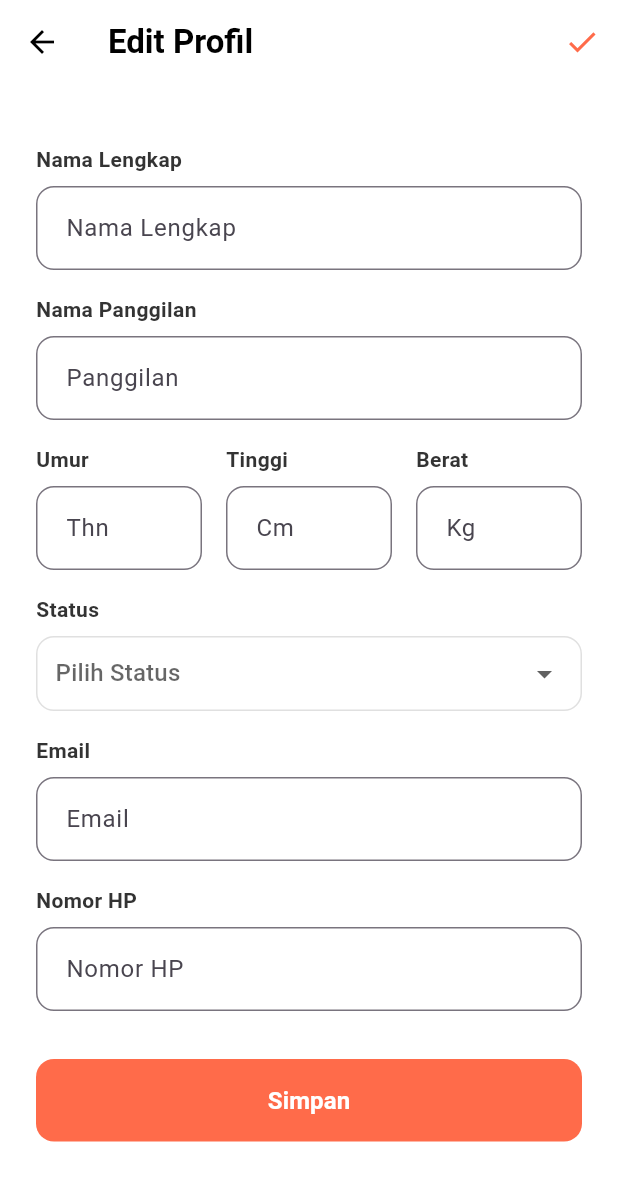
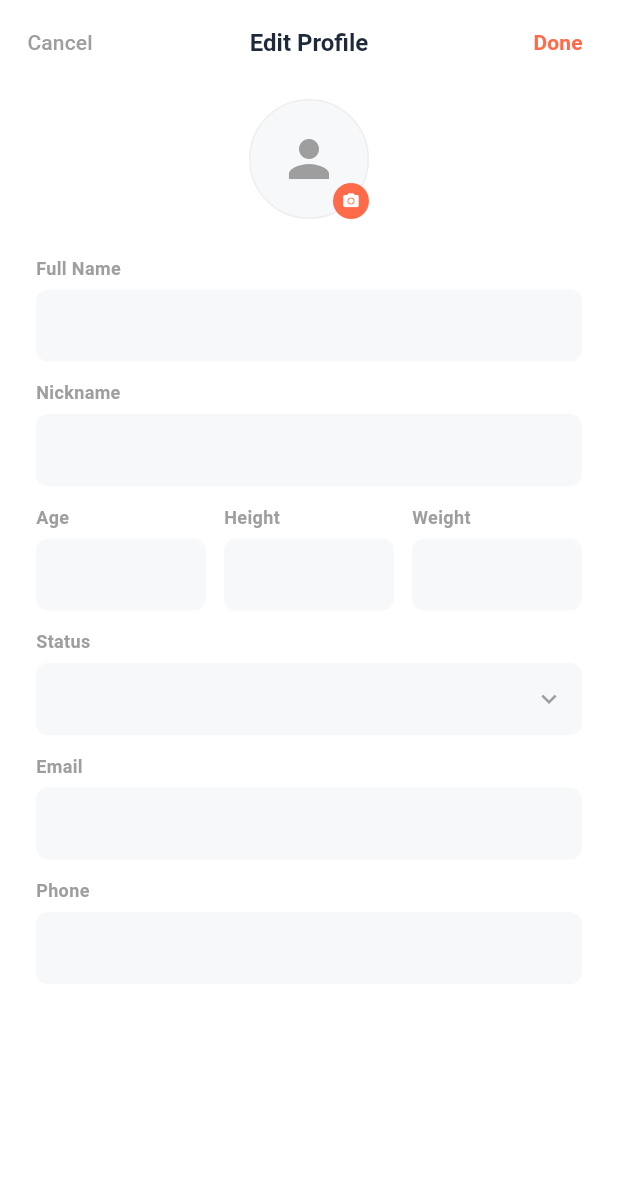
Before and after one commit to RezaMahendras/mealfatigue_app, a Flutter app: the EditProfilePage screen opened directly with empty values, on a phone screen of 412 x 824 dp. Shown: the top 1181 px of the screen. Run offline on Flutter 3.47's test engine with Material 3 defaults, Android fonts, the phone set to English and light mode, and no system bars; our stand-ins replace image_picker, sqflite; accounts and stored records are empty; statements that could not run were skipped.

Commit message:
update editprofile

```diff
--- a/lib/pages/profile/edit_profile_page.dart
+++ b/lib/pages/profile/edit_profile_page.dart
@@ -1,8 +1,15 @@
+import 'dart:io';
 import 'package:flutter/material.dart';
+import 'package:image_picker/image_picker.dart';
+
+// --- Definisi Warna Tema ---
+const Color primaryOrange = Color(0xFFFF6B4A);
+const Color darkNavy = Color(0xFF1E293B);
+const Color cardSurface = Color(0xFFF6F8FA);
 
 class EditProfilePage extends StatefulWidget {
-  // BAGIAN PENTING: Menerima kiriman data dari ProfilePage
-  final Map<String, String> currentData;
+  // [PERBAIKAN DI SINI] Ubah tipe data jadi dynamic agar cocok dengan ProfilePage
+  final Map<String, dynamic> currentData;
 
   const EditProfilePage({Key? key, required this.currentData}) : super(key: key);
 
@@ -13,7 +20,6 @@ class EditProfilePage extends StatefulWidget {
 class _EditProfilePageState extends State<EditProfilePage> {
   final _formKey = GlobalKey<FormState>();
 
-  // Controller text
   late TextEditingController nameCtrl;
   late TextEditingController nicknameCtrl;
   late TextEditingController ageCtrl;
@@ -25,30 +31,47 @@ class _EditProfilePageState extends State<EditProfilePage> {
   String? selectedStatus;
   final List<String> statusOptions = ['Mahasiswa', 'Pekerja', 'Lainnya'];
 
+  File? _imageFile;
+
   @override
   void initState() {
     super.initState();
-    // ISI FORM SESUAI DATA YANG DIKIRIM DARI PROFIL
-    nameCtrl = TextEditingController(text: widget.currentData['fullName']);
-    nicknameCtrl = TextEditingController(text: widget.currentData['nickName']);
-    ageCtrl = TextEditingController(text: widget.currentData['age']);
-    heightCtrl = TextEditingController(text: widget.currentData['height']);
-    weightCtrl = TextEditingController(text: widget.currentData['weight']);
-    emailCtrl = TextEditingController(text: widget.currentData['email']);
-    phoneCtrl = TextEditingController(text: widget.currentData['phone']);
+    // [SAFETY] Gunakan .toString() untuk jaga-jaga jika data bukan String murni
+    nameCtrl = TextEditingController(text: widget.currentData['fullName']?.toString() ?? '');
+    nicknameCtrl = TextEditingController(text: widget.currentData['nickName']?.toString() ?? '');
+    ageCtrl = TextEditingController(text: widget.currentData['age']?.toString() ?? '');
+    heightCtrl = TextEditingController(text: widget.currentData['height']?.toString() ?? '');
+    weightCtrl = TextEditingController(text: widget.currentData['weight']?.toString() ?? '');
+    emailCtrl = TextEditingController(text: widget.currentData['email']?.toString() ?? '');
+    phoneCtrl = TextEditingController(text: widget.currentData['phone']?.toString() ?? '');
 
-    // Cek status dropdown
-    String? statusAwal = widget.currentData['status'];
-    if (statusOptions.contains(statusAwal)) {
+    String? statusAwal = widget.currentData['status']?.toString();
+    if (statusAwal != null && statusOptions.contains(statusAwal)) {
       selectedStatus = statusAwal;
     }
   }
 
-  // FUNGSI SIMPAN & KIRIM BALIK DATA
+  Future<void> _getFromGallery() async {
+    final ImagePicker picker = ImagePicker();
+    final XFile? pickedFile = await picker.pickImage(
+      source: ImageSource.gallery,
+      imageQuality: 50,
+    );
+
+    if (pickedFile != null) {
+      setState(() {
+        _imageFile = File(pickedFile.path);
+      });
+    }
+  }
+
   void _saveData() {
     if (_formKey.currentState!.validate()) {
-      // Bungkus data baru ke dalam Map
-      Map<String, String> newData = {
+      // Logic Path Gambar
+      String finalImagePath = _imageFile?.path ?? widget.currentData['profilePicturePath']?.toString() ?? '';
+
+      // Kirim data sebagai dynamic agar ProfilePage bisa menerimanya
+      Map<String, dynamic> newData = {
         'fullName': nameCtrl.text,
         'nickName': nicknameCtrl.text,
         'age': ageCtrl.text,
@@ -57,88 +80,116 @@ class _EditProfilePageState extends State<EditProfilePage> {
         'email': emailCtrl.text,
         'phone': phoneCtrl.text,
         'status': selectedStatus ?? 'Mahasiswa',
+        'profilePicturePath': finalImagePath,
       };
 
-      // KEMBALI KE PROFIL MEMBAWA DATA BARU
       Navigator.pop(context, newData);
 
       ScaffoldMessenger.of(context).showSnackBar(
-          const SnackBar(backgroundColor: Colors.green, content: Text('Profil Diperbarui'))
+          const SnackBar(backgroundColor: Colors.green, content: Text('Changes saved successfully'))
       );
     }
   }
 
   @override
   Widget build(BuildContext context) {
+    // Logic Tampilan Gambar
+    String? oldPath = widget.currentData['profilePicturePath']?.toString();
+    bool hasOldImage = oldPath != null && oldPath.isNotEmpty && File(oldPath).existsSync();
+
+    ImageProvider? displayImage;
+    if (_imageFile != null) {
+      displayImage = FileImage(_imageFile!);
+    } else if (hasOldImage) {
+      displayImage = FileImage(File(oldPath));
+    }
+
     return Scaffold(
       backgroundColor: Colors.white,
       appBar: AppBar(
-        title: const Text("Edit Profil", style: TextStyle(color: Colors.black, fontWeight: FontWeight.bold)),
         backgroundColor: Colors.white,
         elevation: 0,
-        iconTheme: const IconThemeData(color: Colors.black),
+        centerTitle: true,
+        title: const Text("Edit Profile", style: TextStyle(color: darkNavy, fontWeight: FontWeight.bold, fontSize: 16)),
+        leadingWidth: 80,
+        leading: TextButton(
+          onPressed: () => Navigator.pop(context),
+          child: const Text("Cancel", style: TextStyle(color: Colors.grey, fontSize: 14)),
+        ),
         actions: [
-          IconButton(
-              icon: const Icon(Icons.check, color: Color(0xFFFF6B4A)),
-              onPressed: _saveData // Tombol Centang
+          Padding(
+            padding: const EdgeInsets.only(right: 8.0),
+            child: TextButton(
+              onPressed: _saveData,
+              child: const Text("Done", style: TextStyle(color: primaryOrange, fontWeight: FontWeight.bold, fontSize: 14)),
+            ),
           )
         ],
       ),
       body: SingleChildScrollView(
-        padding: const EdgeInsets.all(24),
+        padding: const EdgeInsets.symmetric(horizontal: 24, vertical: 10),
         child: Form(
           key: _formKey,
           child: Column(
-            crossAxisAlignment: CrossAxisAlignment.start,
+            crossAxisAlignment: CrossAxisAlignment.center,
             children: [
-              _buildLabel("Nama Lengkap"),
-              _buildInput(nameCtrl, "Nama Lengkap"),
+              // --- FOTO PROFIL ---
+              GestureDetector(
+                onTap: _getFromGallery,
+                child: Stack(
+                  children: [
+                    Container(
+                      width: 80, height: 80,
+                      decoration: BoxDecoration(
+                        color: cardSurface,
+                        shape: BoxShape.circle,
+                        border: Border.all(color: Colors.grey.shade200),
+                        image: displayImage != null
+                            ? DecorationImage(image: displayImage, fit: BoxFit.cover)
+                            : null,
+                      ),
+                      child: displayImage == null
+                          ? const Icon(Icons.person, size: 40, color: Colors.grey)
+                          : null,
+                    ),
+                    Positioned(
+                      bottom: 0, right: 0,
+                      child: Container(
+                        padding: const EdgeInsets.all(6),
+                        decoration: const BoxDecoration(color: primaryOrange, shape: BoxShape.circle),
+                        child: const Icon(Icons.camera_alt, size: 12, color: Colors.white),
+                      ),
+                    )
+                  ],
+                ),
+              ),
+              const SizedBox(height: 24),
 
-              _buildLabel("Nama Panggilan"),
-              _buildInput(nicknameCtrl, "Panggilan"),
+              // --- FORM FIELDS ---
+              _buildCompactField("Full Name", nameCtrl),
+              const SizedBox(height: 12),
+              _buildCompactField("Nickname", nicknameCtrl),
+              const SizedBox(height: 12),
 
               Row(
                 children: [
-                  Expanded(child: Column(crossAxisAlignment: CrossAxisAlignment.start, children: [_buildLabel("Umur"), _buildInput(ageCtrl, "Thn", isNumber: true)])),
-                  const SizedBox(width: 16),
-                  Expanded(child: Column(crossAxisAlignment: CrossAxisAlignment.start, children: [_buildLabel("Tinggi"), _buildInput(heightCtrl, "Cm", isNumber: true)])),
-                  const SizedBox(width: 16),
-                  Expanded(child: Column(crossAxisAlignment: CrossAxisAlignment.start, children: [_buildLabel("Berat"), _buildInput(weightCtrl, "Kg", isNumber: true)])),
+                  Expanded(child: _buildCompactField("Age", ageCtrl, isNumber: true, suffix: "yo")),
+                  const SizedBox(width: 12),
+                  Expanded(child: _buildCompactField("Height", heightCtrl, isNumber: true, suffix: "cm")),
+                  const SizedBox(width: 12),
+                  Expanded(child: _buildCompactField("Weight", weightCtrl, isNumber: true, suffix: "kg")),
                 ],
               ),
+              const SizedBox(height: 12),
 
-              _buildLabel("Status"),
-              Container(
-                padding: const EdgeInsets.symmetric(horizontal: 12),
-                decoration: BoxDecoration(border: Border.all(color: Colors.grey.shade300), borderRadius: BorderRadius.circular(12)),
-                child: DropdownButtonHideUnderline(
-                  child: DropdownButton<String>(
-                    value: selectedStatus,
-                    hint: const Text("Pilih Status"),
-                    isExpanded: true,
-                    items: statusOptions.map((String value) => DropdownMenuItem(value: value, child: Text(value))).toList(),
-                    onChanged: (newValue) => setState(() => selectedStatus = newValue),
-                  ),
-                ),
-              ),
+              _buildDropdownField(),
+              const SizedBox(height: 12),
 
-              _buildLabel("Email"),
-              _buildInput(emailCtrl, "Email", isEmail: true),
+              _buildCompactField("Email", emailCtrl, isEmail: true),
+              const SizedBox(height: 12),
+              _buildCompactField("Phone", phoneCtrl, isNumber: true),
 
-              _buildLabel("Nomor HP"),
-              _buildInput(phoneCtrl, "Nomor HP", isNumber: true),
-
-              const SizedBox(height: 32),
-
-              // Tombol Simpan Besar
-              SizedBox(
-                width: double.infinity,
-                child: ElevatedButton(
-                  style: ElevatedButton.styleFrom(backgroundColor: const Color(0xFFFF6B4A), padding: const EdgeInsets.symmetric(vertical: 16), shape: RoundedRectangleBorder(borderRadius: BorderRadius.circular(12))),
-                  onPressed: _saveData,
-                  child: const Text("Simpan", style: TextStyle(fontSize: 16, fontWeight: FontWeight.bold)),
-                ),
-              )
+              const SizedBox(height: 30),
             ],
           ),
         ),
@@ -146,18 +197,61 @@ class _EditProfilePageState extends State<EditProfilePage> {
     );
   }
 
-  Widget _buildLabel(String label) => Padding(padding: const EdgeInsets.only(bottom: 8.0, top: 16.0), child: Text(label, style: const TextStyle(fontWeight: FontWeight.bold, fontSize: 14)));
+  Widget _buildCompactField(String label, TextEditingController ctrl, {bool isNumber = false, bool isEmail = false, String? suffix}) {
+    return Column(
+      crossAxisAlignment: CrossAxisAlignment.start,
+      children: [
+        Text(label, style: const TextStyle(fontSize: 12, fontWeight: FontWeight.w600, color: Colors.grey)),
+        const SizedBox(height: 6),
+        SizedBox(
+          height: 48,
+          child: TextFormField(
+            controller: ctrl,
+            keyboardType: isNumber ? TextInputType.number : (isEmail ? TextInputType.emailAddress : TextInputType.text),
+            style: const TextStyle(fontSize: 14, color: darkNavy, fontWeight: FontWeight.w600),
+            cursorColor: primaryOrange,
+            decoration: InputDecoration(
+              filled: true,
+              fillColor: cardSurface,
+              suffixText: suffix,
+              suffixStyle: const TextStyle(fontSize: 12, color: Colors.grey),
+              contentPadding: const EdgeInsets.symmetric(horizontal: 12, vertical: 0),
+              border: OutlineInputBorder(borderRadius: BorderRadius.circular(8), borderSide: BorderSide.none),
+              focusedBorder: OutlineInputBorder(borderRadius: BorderRadius.circular(8), borderSide: const BorderSide(color: primaryOrange, width: 1)),
+            ),
+            validator: (v) => v!.isEmpty ? '' : null,
+          ),
+        ),
+      ],
+    );
+  }
 
-  Widget _buildInput(TextEditingController ctrl, String hint, {bool isNumber = false, bool isEmail = false}) {
-    return TextFormField(
-      controller: ctrl,
-      keyboardType: isNumber ? TextInputType.number : (isEmail ? TextInputType.emailAddress : TextInputType.text),
-      decoration: InputDecoration(
-        hintText: hint,
-        contentPadding: const EdgeInsets.symmetric(horizontal: 16, vertical: 16),
-        border: OutlineInputBorder(borderRadius: BorderRadius.circular(12), borderSide: BorderSide(color: Colors.grey.shade300)),
-      ),
-      validator: (v) => v!.isEmpty ? 'Wajib diisi' : null,
+  Widget _buildDropdownField() {
+    return Column(
+      crossAxisAlignment: CrossAxisAlignment.start,
+      children: [
+        const Text("Status", style: TextStyle(fontSize: 12, fontWeight: FontWeight.w600, color: Colors.grey)),
+        const SizedBox(height: 6),
+        Container(
+          height: 48,
+          padding: const EdgeInsets.symmetric(horizontal: 12),
+          decoration: BoxDecoration(
+            color: cardSurface,
+            borderRadius: BorderRadius.circular(8),
+          ),
+          child: DropdownButtonHideUnderline(
+            child: DropdownButton<String>(
+              value: selectedStatus,
+              isExpanded: true,
+              icon: const Icon(Icons.keyboard_arrow_down, size: 20, color: Colors.grey),
+              style: const TextStyle(fontSize: 14, color: darkNavy, fontWeight: FontWeight.w600),
+              items: statusOptions.map((String value) => DropdownMenuItem(value: value, child: Text(value))).toList(),
+              onChanged: (newValue) => setState(() => selectedStatus = newValue),
+              dropdownColor: Colors.white,
+            ),
+          ),
+        ),
+      ],
     );
   }
 }
```
